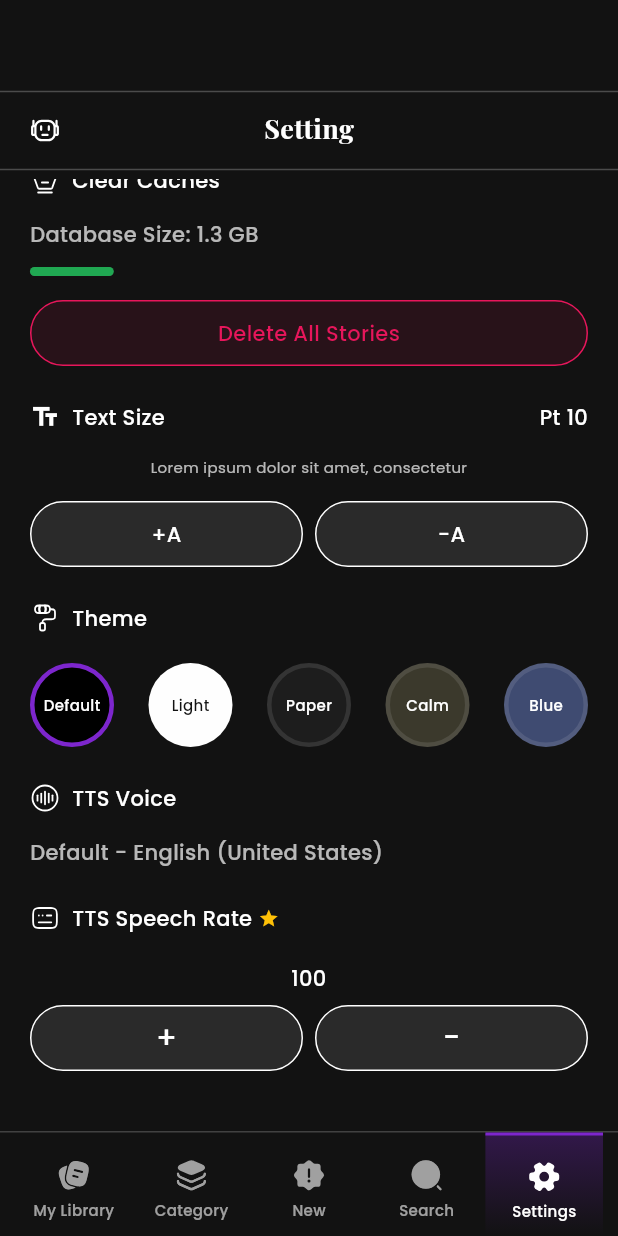
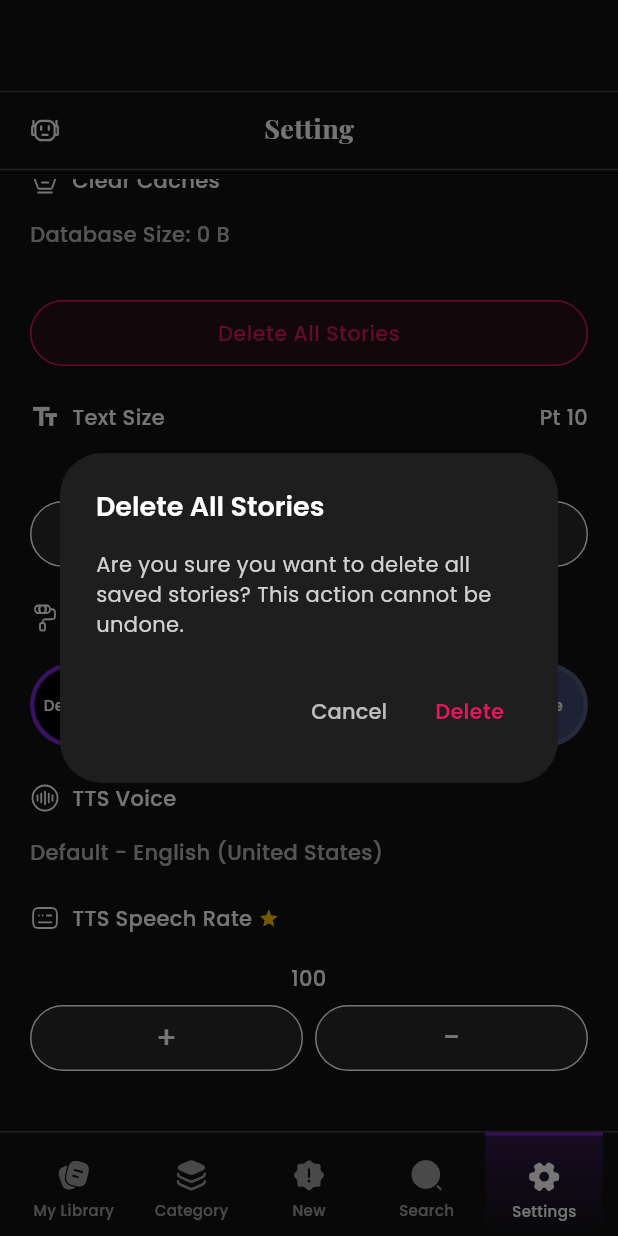
Before and after one commit to quocanh0712/fanfiction, a Flutter app: the SettingsScreen screen opened by its route, scrolled down 341 dp, after a tap on "Delete All Stories", on a phone screen of 412 x 824 dp. Run offline on Flutter 3.47's test engine with Material 3 defaults, Android fonts, the phone set to English and light mode, and no system bars; our stand-ins replace dio, flutter_spinkit, flutter_svg, flutter_tts, go_router, google_fonts and 2 more; accounts and stored records are empty; network calls fail.

```diff
--- a/lib/presentation/settings_screen.dart
+++ b/lib/presentation/settings_screen.dart
@@ -1,7 +1,9 @@
 import 'package:flutter/material.dart';
 import 'package:flutter_svg/flutter_svg.dart';
 import 'package:google_fonts/google_fonts.dart';
+import 'package:package_info_plus/package_info_plus.dart';
 import '../widgets/app_header.dart';
+import '../services/saved_works_service.dart';
 
 class SettingsScreen extends StatefulWidget {
   const SettingsScreen({super.key});
@@ -15,6 +17,179 @@ class _SettingsScreenState extends State<SettingsScreen> {
   int _textSize = 10;
   String _selectedTheme = 'Default';
   int _ttsSpeechRate = 100;
+  String _appVersion = 'Loading...';
+  String _buildNumber = '';
+  String _databaseSize = '0 B';
+  double _databaseSizeProgress = 0.0;
+  bool _isDeleting = false;
+
+  final SavedWorksService _savedWorksService = SavedWorksService();
+
+  @override
+  void initState() {
+    super.initState();
+    _loadAppVersion();
+    _loadDatabaseSize();
+  }
+
+  Future<void> _loadAppVersion() async {
+    try {
+      final packageInfo = await PackageInfo.fromPlatform();
+      if (mounted) {
+        setState(() {
+          _appVersion = packageInfo.version;
+          _buildNumber = packageInfo.buildNumber;
+        });
+      }
+    } catch (e) {
+      if (mounted) {
+        setState(() {
+          _appVersion = 'Unknown';
+          _buildNumber = '';
+        });
+      }
+    }
+  }
+
+  Future<void> _loadDatabaseSize() async {
+    try {
+      final sizeInBytes = await _savedWorksService.getDatabaseSize();
+      if (mounted) {
+        setState(() {
+          _databaseSize = _formatBytes(sizeInBytes);
+          // Calculate progress (assuming max size is 2GB for progress bar)
+          const maxSizeBytes = 2 * 1024 * 1024 * 1024; // 2GB
+          _databaseSizeProgress = (sizeInBytes / maxSizeBytes).clamp(0.0, 1.0);
+        });
+      }
+    } catch (e) {
+      if (mounted) {
+        setState(() {
+          _databaseSize = '0 B';
+          _databaseSizeProgress = 0.0;
+        });
+      }
+    }
+  }
+
+  String _formatBytes(int bytes) {
+    if (bytes < 1024) {
+      return '$bytes B';
+    } else if (bytes < 1024 * 1024) {
+      return '${(bytes / 1024).toStringAsFixed(1)} KB';
+    } else if (bytes < 1024 * 1024 * 1024) {
+      return '${(bytes / (1024 * 1024)).toStringAsFixed(1)} MB';
+    } else {
+      return '${(bytes / (1024 * 1024 * 1024)).toStringAsFixed(1)} GB';
+    }
+  }
+
+  Future<void> _deleteAllStories() async {
+    // Show confirmation dialog
+    final confirmed = await showDialog<bool>(
+      context: context,
+      builder: (context) => AlertDialog(
+        backgroundColor: const Color(0xFF1E1E1E),
+        title: Text(
+          'Delete All Stories',
+          style: GoogleFonts.poppins(
+            fontSize: 18,
+            fontWeight: FontWeight.w600,
+            color: Colors.white,
+          ),
+        ),
+        content: Text(
+          'Are you sure you want to delete all saved stories? This action cannot be undone.',
+          style: GoogleFonts.poppins(
+            fontSize: 14,
+            color: Colors.white.withOpacity(0.8),
+          ),
+        ),
+        actions: [
+          TextButton(
+            onPressed: () => Navigator.of(context).pop(false),
+            child: Text(
+              'Cancel',
+              style: GoogleFonts.poppins(
+                fontSize: 14,
+                color: Colors.white.withOpacity(0.7),
+              ),
+            ),
+          ),
+          TextButton(
+            onPressed: () => Navigator.of(context).pop(true),
+            child: Text(
+              'Delete',
+              style: GoogleFonts.poppins(
+                fontSize: 14,
+                fontWeight: FontWeight.w600,
+                color: const Color(0xFFe7165b),
+              ),
+            ),
+          ),
+        ],
+      ),
+    );
+
+    if (confirmed == true && mounted) {
+      setState(() {
+        _isDeleting = true;
+      });
+
+      try {
+        final success = await _savedWorksService.clearAllSavedWorks();
+        if (mounted) {
+          if (success) {
+            // Reload database size
+            await _loadDatabaseSize();
+
+            // Show success message
+            ScaffoldMessenger.of(context).showSnackBar(
+              SnackBar(
+                content: Text(
+                  'All stories deleted successfully',
+                  style: GoogleFonts.poppins(),
+                ),
+                backgroundColor: const Color(0xFF20a852),
+                duration: const Duration(seconds: 2),
+              ),
+            );
+          } else {
+            // Show error message
+            ScaffoldMessenger.of(context).showSnackBar(
+              SnackBar(
+                content: Text(
+                  'Failed to delete stories',
+                  style: GoogleFonts.poppins(),
+                ),
+                backgroundColor: Colors.red,
+                duration: const Duration(seconds: 2),
+              ),
+            );
+          }
+        }
+      } catch (e) {
+        if (mounted) {
+          ScaffoldMessenger.of(context).showSnackBar(
+            SnackBar(
+              content: Text(
+                'Error: ${e.toString()}',
+                style: GoogleFonts.poppins(),
+              ),
+              backgroundColor: Colors.red,
+              duration: const Duration(seconds: 2),
+            ),
+          );
+        }
+      } finally {
+        if (mounted) {
+          setState(() {
+            _isDeleting = false;
+          });
+        }
+      }
+    }
+  }
 
   @override
   Widget build(BuildContext context) {
@@ -100,7 +275,7 @@ class _SettingsScreenState extends State<SettingsScreen> {
             ),
             const SizedBox(height: 3),
             Text(
-              '1.2.1 (undefined)',
+              '$_appVersion ($_buildNumber)',
               style: GoogleFonts.poppins(
                 fontSize: 12,
                 fontWeight: FontWeight.w400,
@@ -235,7 +410,7 @@ class _SettingsScreenState extends State<SettingsScreen> {
           crossAxisAlignment: CrossAxisAlignment.start,
           children: [
             Text(
-              'Database Size: 1.3 GB',
+              'Database Size: $_databaseSize',
               style: GoogleFonts.poppins(
                 fontSize: 14,
                 fontWeight: FontWeight.w500,
@@ -251,7 +426,7 @@ class _SettingsScreenState extends State<SettingsScreen> {
               ),
               child: FractionallySizedBox(
                 alignment: Alignment.centerLeft,
-                widthFactor: 0.15, // 52px / 335px ≈ 0.15
+                widthFactor: _databaseSizeProgress.clamp(0.0, 1.0),
                 child: Container(
                   decoration: BoxDecoration(
                     color: const Color(0xFF20a852),
@@ -274,10 +449,21 @@ class _SettingsScreenState extends State<SettingsScreen> {
           child: Material(
             color: Colors.transparent,
             child: InkWell(
-              onTap: () {},
+              onTap: _isDeleting ? null : _deleteAllStories,
               borderRadius: BorderRadius.circular(30),
               child: Center(
-                child: Text(
+                child: _isDeleting
+                    ? SizedBox(
+                        width: 20,
+                        height: 20,
+                        child: CircularProgressIndicator(
+                          strokeWidth: 2,
+                          valueColor: AlwaysStoppedAnimation<Color>(
+                            const Color(0xFFe7165b),
+                          ),
+                        ),
+                      )
+                    : Text(
                         'Delete All Stories',
                         style: GoogleFonts.poppins(
                           fontSize: 14,
@@ -501,7 +687,6 @@ class _SettingsScreenState extends State<SettingsScreen> {
           mainAxisAlignment: MainAxisAlignment.spaceBetween,
           children: themes.map((theme) {
             final isSelected = _selectedTheme == theme['name'];
-            final isPremium = theme['isPremium'] == true;
             return GestureDetector(
               onTap: () {
                 setState(() {
--- a/lib/services/saved_works_service.dart
+++ b/lib/services/saved_works_service.dart
@@ -121,4 +121,37 @@ class SavedWorksService {
       return await saveWork(work);
     }
   }
+
+  // Clear all saved works
+  Future<bool> clearAllSavedWorks() async {
+    try {
+      final prefs = await SharedPreferences.getInstance();
+      return await prefs.remove(_savedWorksKey);
+    } catch (e) {
+      print('Error clearing all saved works: $e');
+      return false;
+    }
+  }
+
+  // Get database size in bytes
+  Future<int> getDatabaseSize() async {
+    try {
+      final prefs = await SharedPreferences.getInstance();
+      final savedWorksJson = prefs.getStringList(_savedWorksKey) ?? [];
+
+      // Calculate size of saved works data
+      int totalSize = 0;
+      for (final jsonString in savedWorksJson) {
+        totalSize +=
+            jsonString.length * 2; // UTF-16 encoding, 2 bytes per character
+      }
+
+      // Also get size of other SharedPreferences keys if needed
+      // For now, we'll just return the saved works size
+      return totalSize;
+    } catch (e) {
+      print('Error calculating database size: $e');
+      return 0;
+    }
+  }
 }
--- a/pubspec.yaml
+++ b/pubspec.yaml
@@ -55,6 +55,9 @@ dependencies:
 
   # Beautiful loading indicators
   flutter_spinkit: ^5.2.1
+
+  # App version info
+  package_info_plus: ^8.1.1
 
 dev_dependencies:
   flutter_test:
```
Also changed, not shown: pubspec.lock. Lines whose indentation alone changed are shown as unchanged.
